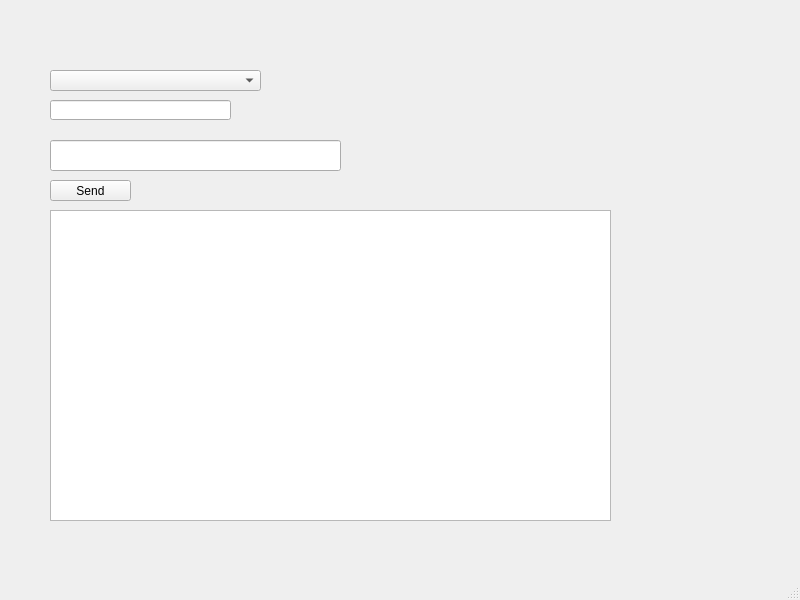
driesnuttin25/Pxl_Benternet, file Benthernet/ZMQClientGUI/mainwindow.ui: the form before one commit.
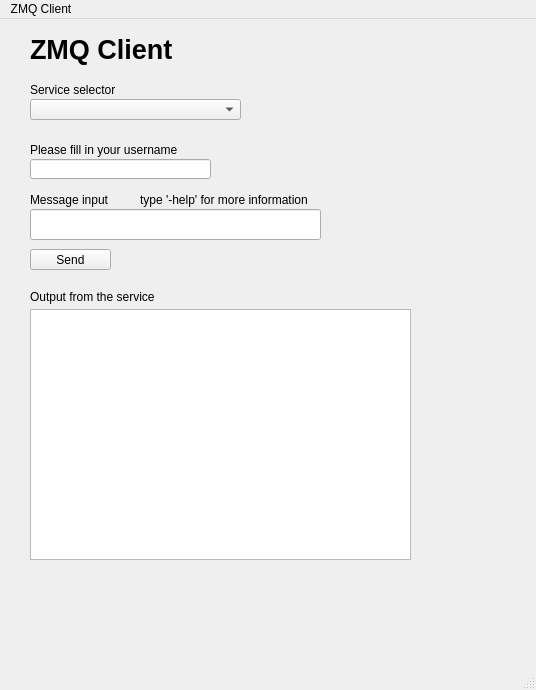
The form after the commit.

Commit message: Added new logo and threading to not crash on no response

Diff of the .ui file:
```diff
--- a/Benthernet/ZMQClientGUI/mainwindow.ui
+++ b/Benthernet/ZMQClientGUI/mainwindow.ui
@@ -6,8 +6,8 @@
    <rect>
     <x>0</x>
     <y>0</y>
-    <width>800</width>
-    <height>600</height>
+    <width>536</width>
+    <height>690</height>
    </rect>
   </property>
   <property name="windowTitle">
@@ -17,8 +17,8 @@
    <widget class="QLineEdit" name="lineEdit">
     <property name="geometry">
      <rect>
-      <x>50</x>
-      <y>140</y>
+      <x>30</x>
+      <y>190</y>
       <width>291</width>
       <height>31</height>
      </rect>
@@ -27,8 +27,8 @@
    <widget class="QPushButton" name="pushButton">
     <property name="geometry">
      <rect>
-      <x>50</x>
-      <y>180</y>
+      <x>30</x>
+      <y>230</y>
       <width>81</width>
       <height>21</height>
      </rect>
@@ -40,8 +40,8 @@
    <widget class="QComboBox" name="comboBox">
     <property name="geometry">
      <rect>
-      <x>50</x>
-      <y>70</y>
+      <x>30</x>
+      <y>80</y>
       <width>211</width>
       <height>21</height>
      </rect>
@@ -50,33 +50,142 @@
    <widget class="QTextEdit" name="textEdit">
     <property name="geometry">
      <rect>
-      <x>50</x>
-      <y>210</y>
-      <width>561</width>
-      <height>311</height>
+      <x>30</x>
+      <y>290</y>
+      <width>381</width>
+      <height>251</height>
      </rect>
     </property>
    </widget>
    <widget class="QLineEdit" name="usernameLineEdit">
     <property name="geometry">
      <rect>
-      <x>50</x>
-      <y>100</y>
+      <x>30</x>
+      <y>140</y>
       <width>181</width>
       <height>20</height>
      </rect>
     </property>
    </widget>
+   <widget class="QLabel" name="label">
+    <property name="geometry">
+     <rect>
+      <x>30</x>
+      <y>60</y>
+      <width>111</width>
+      <height>21</height>
+     </rect>
+    </property>
+    <property name="font">
+     <font>
+      <pointsize>9</pointsize>
+     </font>
+    </property>
+    <property name="text">
+     <string>Service selector</string>
+    </property>
+   </widget>
+   <widget class="QLabel" name="label_2">
+    <property name="geometry">
+     <rect>
+      <x>30</x>
+      <y>120</y>
+      <width>151</width>
+      <height>21</height>
+     </rect>
+    </property>
+    <property name="text">
+     <string>Please fill in your username</string>
+    </property>
+   </widget>
+   <widget class="QLabel" name="label_3">
+    <property name="geometry">
+     <rect>
+      <x>30</x>
+      <y>170</y>
+      <width>111</width>
+      <height>21</height>
+     </rect>
+    </property>
+    <property name="text">
+     <string>Message input</string>
+    </property>
+   </widget>
+   <widget class="QLabel" name="label_4">
+    <property name="geometry">
+     <rect>
+      <x>30</x>
+      <y>270</y>
+      <width>271</width>
+      <height>16</height>
+     </rect>
+    </property>
+    <property name="text">
+     <string>Output from the service         </string>
+    </property>
+   </widget>
+   <widget class="QLabel" name="label_5">
+    <property name="geometry">
+     <rect>
+      <x>30</x>
+      <y>10</y>
+      <width>261</width>
+      <height>41</height>
+     </rect>
+    </property>
+    <property name="font">
+     <font>
+      <pointsize>20</pointsize>
+      <italic>false</italic>
+      <bold>true</bold>
+     </font>
+    </property>
+    <property name="text">
+     <string>ZMQ Client</string>
+    </property>
+   </widget>
+   <widget class="QLabel" name="label_6">
+    <property name="geometry">
+     <rect>
+      <x>140</x>
+      <y>170</y>
+      <width>191</width>
+      <height>21</height>
+     </rect>
+    </property>
+    <property name="text">
+     <string>type '-help' for more information</string>
+    </property>
+   </widget>
+   <widget class="QLabel" name="logoLabel">
+    <property name="geometry">
+     <rect>
+      <x>220</x>
+      <y>10</y>
+      <width>61</width>
+      <height>61</height>
+     </rect>
+    </property>
+    <property name="text">
+     <string/>
+    </property>
+   </widget>
   </widget>
   <widget class="QMenuBar" name="menubar">
    <property name="geometry">
     <rect>
      <x>0</x>
      <y>0</y>
-     <width>800</width>
+     <width>536</width>
      <height>17</height>
     </rect>
    </property>
+   <widget class="QMenu" name="menuZMQ_Client">
+    <property name="title">
+     <string>ZMQ Client</string>
+    </property>
+   </widget>
+   <addaction name="menuZMQ_Client"/>
   </widget>
   <widget class="QStatusBar" name="statusbar"/>
  </widget>
```
The commit also changes 7 other files.
